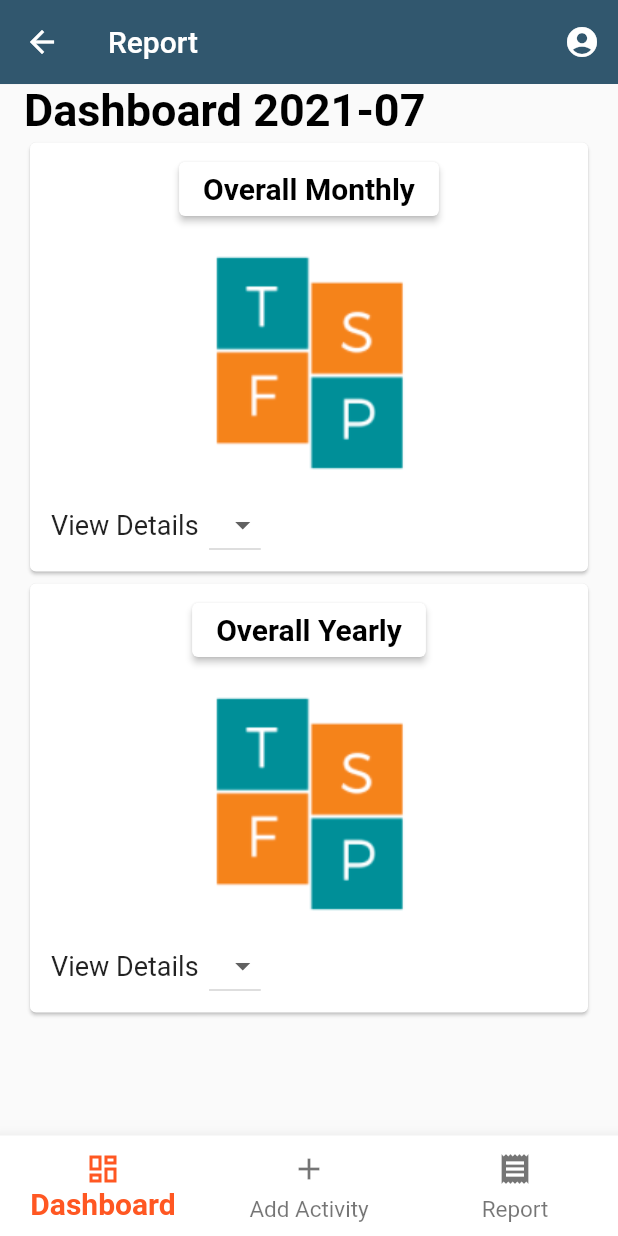
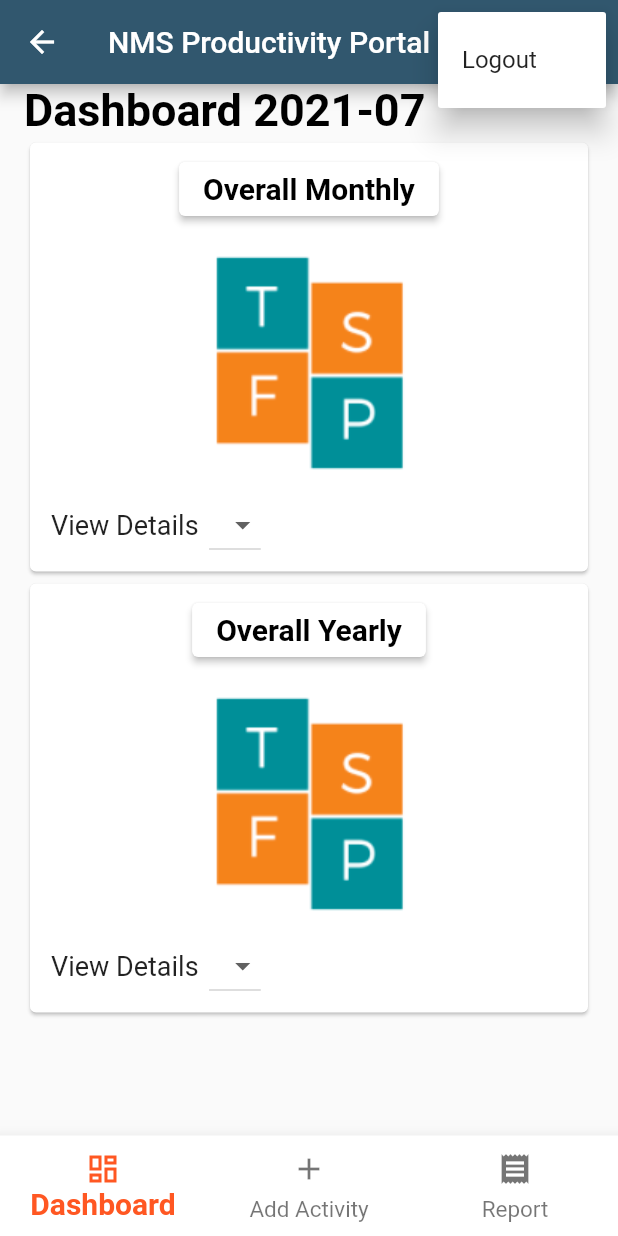
Before and after one commit to amanasmuei/NMS-Productivity-Portal, a Flutter app: the Report screen opened directly, after a tap on the "account circle" icon, on a phone screen of 412 x 824 dp. Run offline on Flutter 3.47's test engine with Material 2 defaults, Android fonts, the phone set to English and light mode, and no system bars.

Commit message:
add logout button

```diff
--- a/lib/Report.dart
+++ b/lib/Report.dart
@@ -2,6 +2,7 @@ import 'package:nms_productivity_portal/Dashboard.dart';
 import 'package:nms_productivity_portal/Report.dart';
 import 'package:flutter/cupertino.dart';
 import 'package:flutter/material.dart';
+import 'package:nms_productivity_portal/signin_page.dart';
 
 int _selectedPageIndex = 0;
 
@@ -18,17 +19,32 @@ class _ReportState extends State<Report> {
   @override
   Widget build(BuildContext context) {
     return Scaffold(
-        appBar: AppBar(
-          title: Text("Report"),
-          elevation: .1,
-          backgroundColor: Color.fromRGBO(49, 87, 110, 1.0),
-          actions: <Widget>[
-            new IconButton(
-                icon: new Icon(Icons.account_circle),
-                onPressed: () => debugPrint("notification")
-            ),
-          ],
-        ),
+        appBar:
+          AppBar(
+            backgroundColor: Color.fromRGBO(49, 87, 110, 1.0),
+            title: Text("NMS Productivity Portal"),
+            actions: [
+              PopupMenuButton<String>(
+                icon: Icon(Icons.account_circle),
+                onSelected: (String result) {
+                  switch (result) {
+                    case 'Logout':
+                      Navigator.push(
+                        context,
+                        MaterialPageRoute(builder: (context) => SignInPage()),
+                      );
+                      break;
+                  }
+                },
+                itemBuilder: (BuildContext context) => <PopupMenuEntry<String>>[
+                  const PopupMenuItem<String>(
+                    value: 'Logout',
+                    child: Text('Logout'),
+                  ),
+                ],
+              ),
+            ],
+          ),
         body: Container(
           padding: new EdgeInsets.only(left: 16.0, bottom: 0.0, right: 16.0,),
           child: new Column(
```
Also changed, not shown: lib/Dashboard.dart (+20 -10 lines), lib/report_details.dart (+20 -4 lines).
